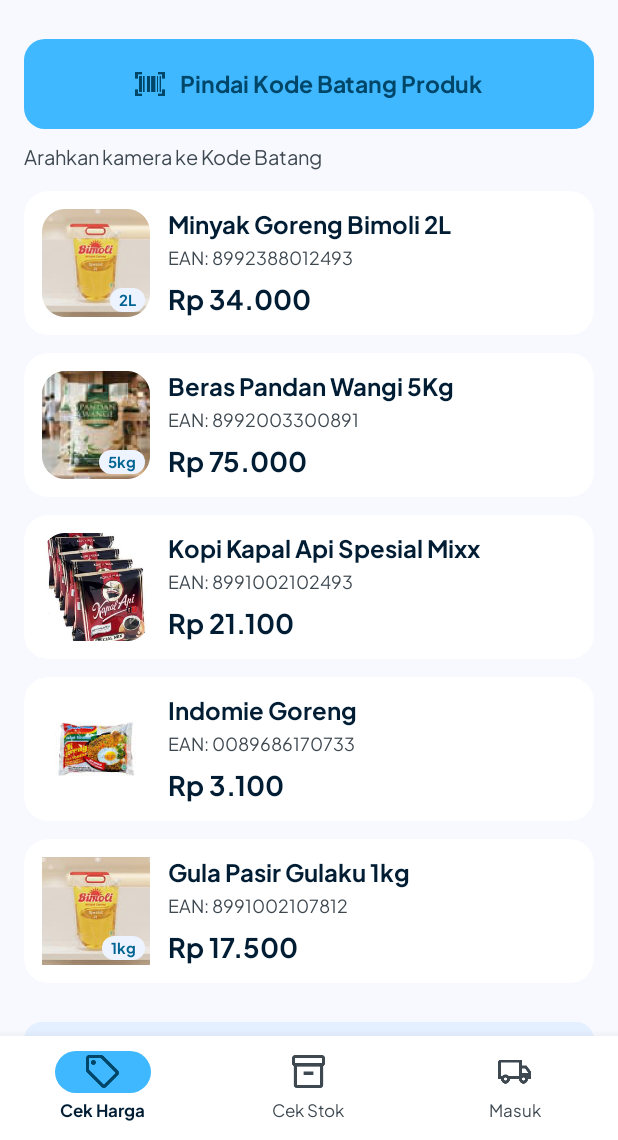
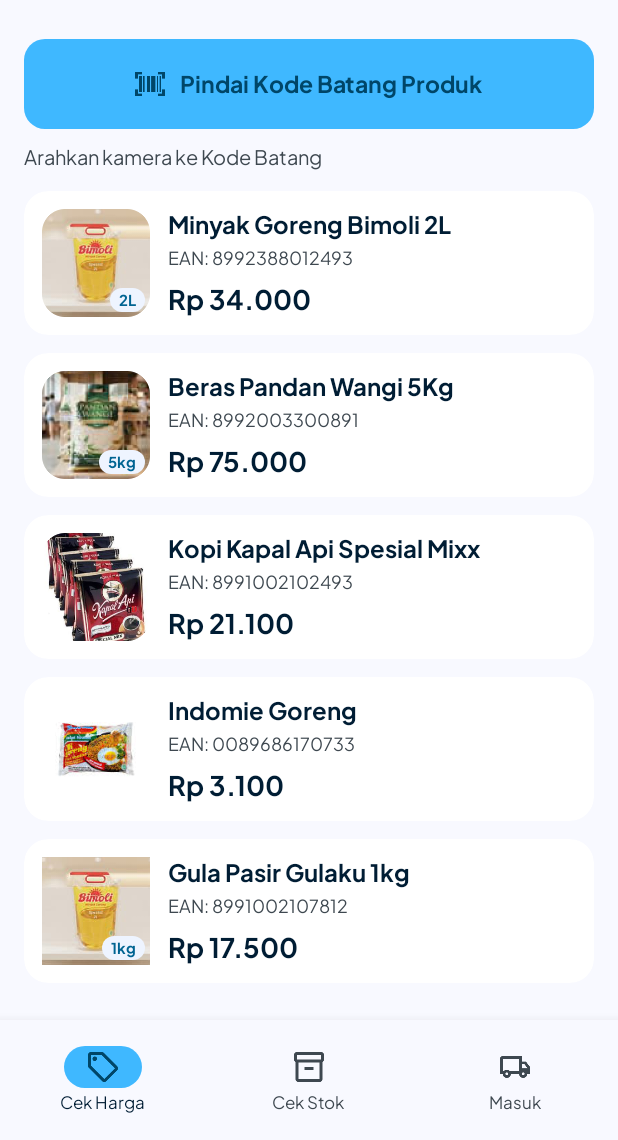
Before and after one commit to nasrulaja/toko-berkah-project, an Android app: the screen it shows after launch (MainActivity), on a phone screen of 412 x 824 dp, the part 96-1236 px from its top. Run offline under Robolectric (Android 15) with nearby library versions, the phone set to English and light mode, and no system bars.

Commit message:
Unify bottom nav bars: 80dp, 52x28 pill, 20dp icons, bold 11sp labels (both pages)

```diff
--- a/TokoBerkah-Android-App/pages/src/main/res/layout/activity_main.xml
+++ b/TokoBerkah-Android-App/pages/src/main/res/layout/activity_main.xml
@@ -14,15 +14,15 @@
         android:layout_height="0dp"
         android:layout_weight="1" />
 
+    <!-- Bottom nav: struktur & ukuran disamakan persis dengan halaman Cek Stok -->
     <LinearLayout
         android:id="@+id/bottomBar"
         android:layout_width="match_parent"
-        android:layout_height="wrap_content"
-        android:background="@color/white"
+        android:layout_height="80dp"
+        android:background="@color/bg_page"
         android:elevation="12dp"
-        android:orientation="horizontal"
-        android:paddingTop="8dp"
-        android:paddingBottom="10dp">
+        android:gravity="center"
+        android:orientation="horizontal">
 
         <!-- Cek Harga -->
         <LinearLayout
@@ -34,19 +34,17 @@
             android:clickable="true"
             android:focusable="true"
             android:gravity="center_horizontal"
-            android:orientation="vertical"
-            android:paddingTop="2dp"
-            android:paddingBottom="2dp">
+            android:orientation="vertical">
 
             <FrameLayout
-                android:layout_width="64dp"
+                android:layout_width="52dp"
                 android:layout_height="28dp"
                 android:background="@drawable/bg_nav_pill"
                 android:duplicateParentState="true">
 
                 <ImageView
-                    android:layout_width="22dp"
-                    android:layout_height="22dp"
+                    android:layout_width="20dp"
+                    android:layout_height="20dp"
                     android:layout_gravity="center"
                     android:contentDescription="@string/nav_cek_harga"
                     android:duplicateParentState="true"
@@ -57,12 +55,12 @@
             <TextView
                 android:layout_width="wrap_content"
                 android:layout_height="wrap_content"
-                android:layout_marginTop="4dp"
+                android:layout_marginTop="2dp"
                 android:duplicateParentState="true"
+                android:fontFamily="@font/plus_jakarta_bold"
                 android:text="@string/nav_cek_harga"
                 android:textColor="@color/nav_label_tint"
-                android:textSize="11sp"
-                android:textStyle="bold" />
+                android:textSize="11sp" />
         </LinearLayout>
 
         <!-- Cek Stok -->
@@ -75,19 +73,17 @@
             android:clickable="true"
             android:focusable="true"
             android:gravity="center_horizontal"
-            android:orientation="vertical"
-            android:paddingTop="2dp"
-            android:paddingBottom="2dp">
+            android:orientation="vertical">
 
             <FrameLayout
-                android:layout_width="64dp"
+                android:layout_width="52dp"
                 android:layout_height="28dp"
                 android:background="@drawable/bg_nav_pill"
                 android:duplicateParentState="true">
 
                 <ImageView
-                    android:layout_width="22dp"
-                    android:layout_height="22dp"
+                    android:layout_width="20dp"
+                    android:layout_height="20dp"
                     android:layout_gravity="center"
                     android:contentDescription="@string/nav_cek_stok"
                     android:duplicateParentState="true"
@@ -98,8 +94,9 @@
             <TextView
                 android:layout_width="wrap_content"
                 android:layout_height="wrap_content"
-                android:layout_marginTop="4dp"
+                android:layout_marginTop="2dp"
                 android:duplicateParentState="true"
+                android:fontFamily="@font/plus_jakarta_bold"
                 android:text="@string/nav_cek_stok"
                 android:textColor="@color/nav_label_tint"
                 android:textSize="11sp" />
@@ -115,19 +112,17 @@
             android:clickable="true"
             android:focusable="true"
             android:gravity="center_horizontal"
-            android:orientation="vertical"
-            android:paddingTop="2dp"
-            android:paddingBottom="2dp">
+            android:orientation="vertical">
 
             <FrameLayout
-                android:layout_width="64dp"
+                android:layout_width="52dp"
                 android:layout_height="28dp"
                 android:background="@drawable/bg_nav_pill"
                 android:duplicateParentState="true">
 
                 <ImageView
-                    android:layout_width="22dp"
-                    android:layout_height="22dp"
+                    android:layout_width="20dp"
+                    android:layout_height="20dp"
                     android:layout_gravity="center"
                     android:contentDescription="@string/nav_masuk"
                     android:duplicateParentState="true"
@@ -138,8 +133,9 @@
             <TextView
                 android:layout_width="wrap_content"
                 android:layout_height="wrap_content"
-                android:layout_marginTop="4dp"
+                android:layout_marginTop="2dp"
                 android:duplicateParentState="true"
+                android:fontFamily="@font/plus_jakarta_bold"
                 android:text="@string/nav_masuk"
                 android:textColor="@color/nav_label_tint"
                 android:textSize="11sp" />
--- a/TokoBerkah-Android-App/pages/src/main/res/values/colors.xml
+++ b/TokoBerkah-Android-App/pages/src/main/res/values/colors.xml
@@ -17,6 +17,11 @@
     <color name="gray_muted">#6E7881</color>
     <color name="gray_icon">#3E4850</color>
 
+    <!-- Bottom nav (disamakan dengan halaman Cek Stok) -->
+    <color name="nav_active">#3FB8FF</color>
+    <color name="nav_inactive">#3E4850</color>
+    <color name="transparent">#00000000</color>
+
     <color name="bg_page">#F8F9FF</color>
     <color name="white">#FFFFFF</color>
     <color name="card_border">#E4EFFF</color>
```
Also changed, not shown: TokoBerkah-Android-App/app/src/main/res/layout/activity_stock_check.xml (+49 -41 lines).
